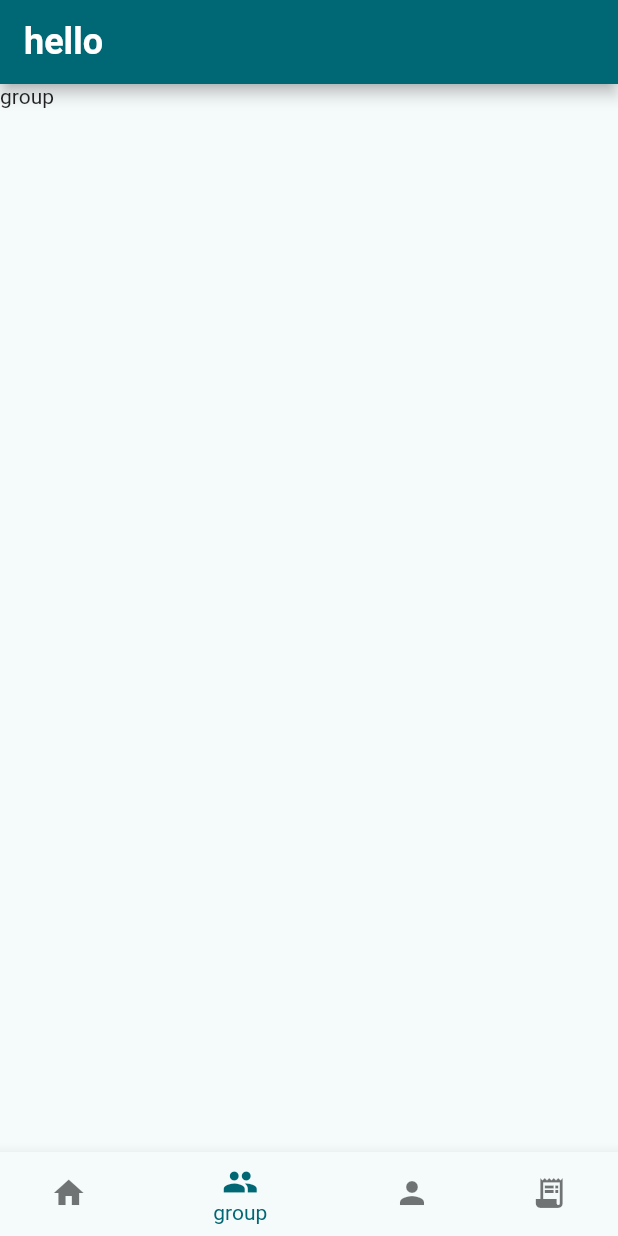
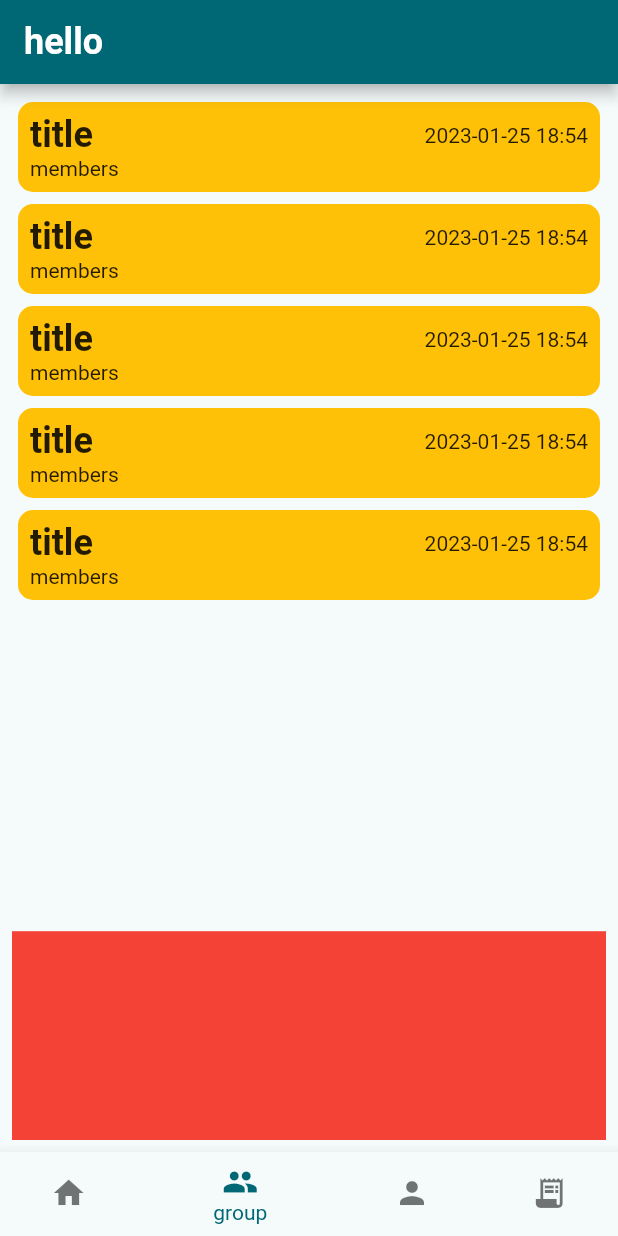
Before and after one commit to hoseCloud/fast_dutch, a Flutter app: the screen it shows after launch, item 2 of the bottom bar chosen, on a phone screen of 412 x 824 dp. Run offline on Flutter 3.47's test engine with Material 2 defaults, Android fonts, the phone set to English and light mode, and no system bars.

Commit message:
Add group_screen

```diff
--- /dev/null
+++ b/lib/screens/group_screen.dart
@@ -0,0 +1,77 @@
+import 'package:flutter/material.dart';
+
+class GroupScreen extends StatefulWidget {
+  const GroupScreen({super.key});
+
+  @override
+  State<GroupScreen> createState() => _GroupScreenState();
+}
+
+class _GroupScreenState extends State<GroupScreen> {
+  @override
+  Widget build(BuildContext context) {
+    return Padding(
+      padding: const EdgeInsets.all(8.0),
+      child: Column(
+        children: [
+          Flexible(
+            flex: 4,
+            child: ListView(
+              children: const [
+                Group(),
+                Group(),
+                Group(),
+                Group(),
+                Group(),
+              ],
+            ),
+          ),
+          Flexible(
+            flex: 1,
+            child: Container(
+              color: Colors.red,
+            ),
+          ),
+        ],
+      ),
+    );
+  }
+}
+
+class Group extends StatelessWidget {
+  const Group({
+    super.key,
+  });
+
+  @override
+  Widget build(BuildContext context) {
+    return Padding(
+      padding: const EdgeInsets.all(4.0),
+      child: Container(
+        padding: const EdgeInsets.all(8.0),
+        decoration: BoxDecoration(
+          color: Colors.amber,
+          borderRadius: BorderRadius.circular(10),
+        ),
+        child: SingleChildScrollView(
+          child: Column(
+            crossAxisAlignment: CrossAxisAlignment.start,
+            children: [
+              Row(
+                mainAxisAlignment: MainAxisAlignment.spaceBetween,
+                children: [
+                  Text(
+                    'title',
+                    style: Theme.of(context).textTheme.titleLarge,
+                  ),
+                  const Text('2023-01-25 18:54'),
+                ],
+              ),
+              const Text('members'),
+            ],
+          ),
+        ),
+      ),
+    );
+  }
+}
--- a/lib/screens/main_screen.dart
+++ b/lib/screens/main_screen.dart
@@ -1,3 +1,4 @@
+import 'package:fast_dutch/screens/group_screen.dart';
 import 'package:fast_dutch/screens/home_screen.dart';
 import 'package:flutter/material.dart';
 
@@ -6,7 +7,7 @@ class MainScreen extends StatefulWidget {
 
   final bodyWidgets = [
     const HomeScreen(),
-    const Text('group'),
+    const GroupScreen(),
     const Text('member'),
     const Text('reciept'),
   ];
```
